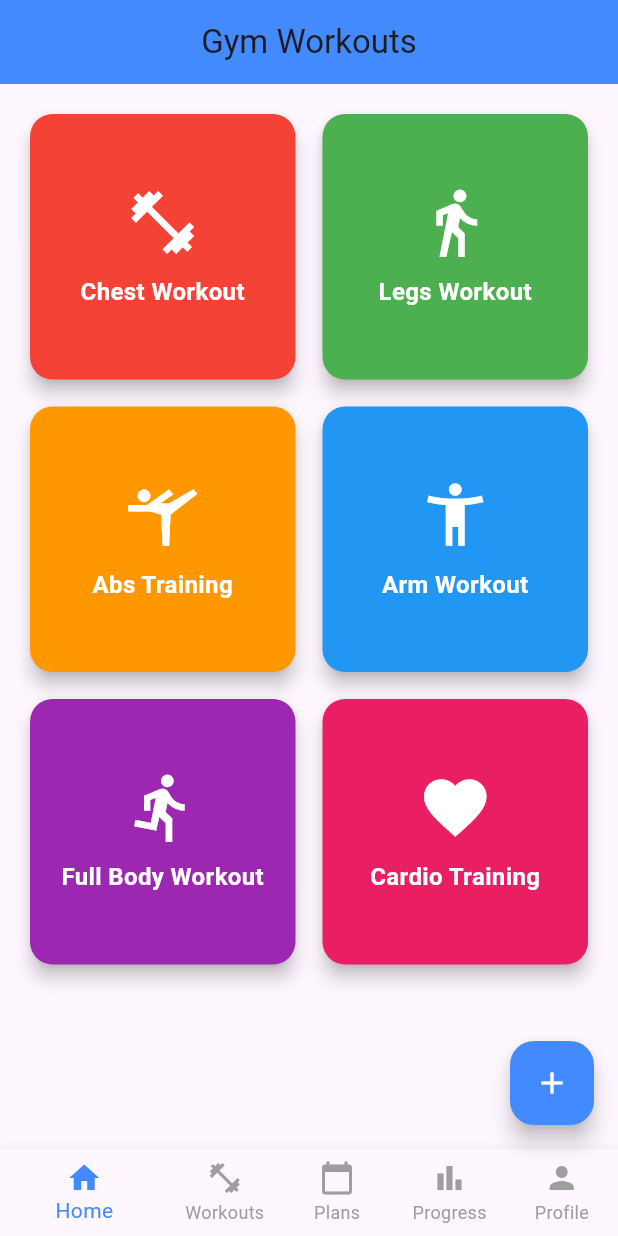
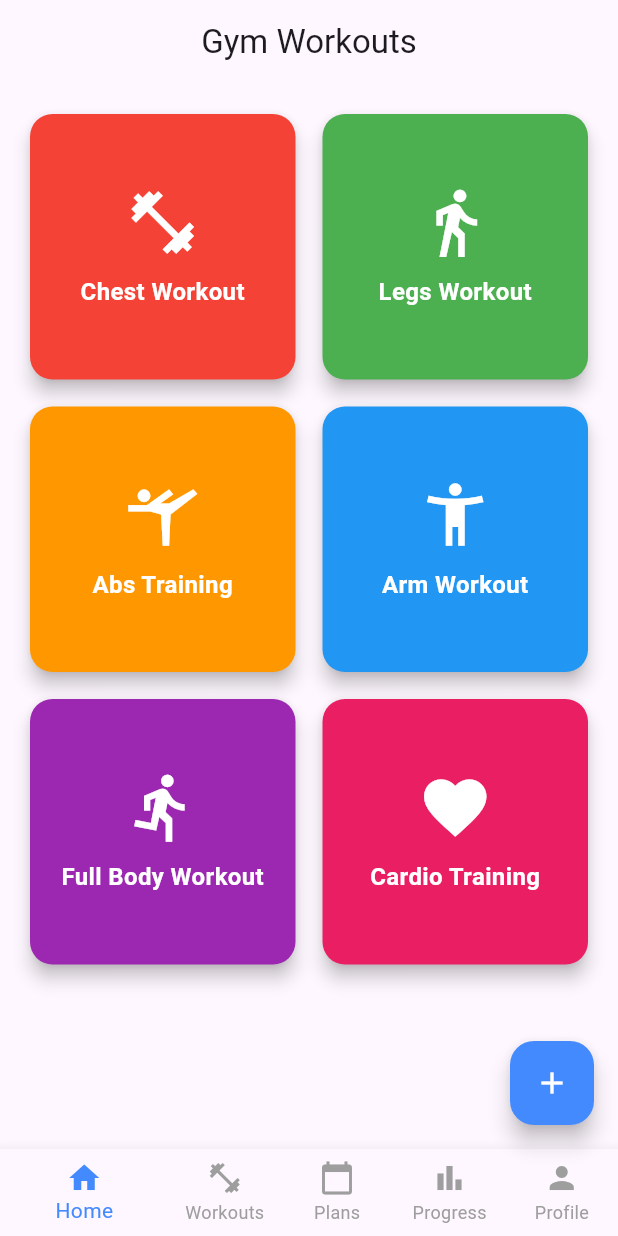
Before and after one commit to MeLiveAkshay/gymAI, a Flutter app: the screen it shows after launch, after a tap on the "add" icon, on a phone screen of 412 x 824 dp. Run offline on Flutter 3.47's test engine with Material 3 defaults, Android fonts, the phone set to English and light mode, and no system bars.

Commit message:
all set formating

```diff
--- a/lib/main.dart
+++ b/lib/main.dart
@@ -14,22 +14,70 @@ class GymApp extends StatelessWidget {
       theme: ThemeData(
         primarySwatch: Colors.blue,
       ),
-      home: const HomeScreen(),
+      home: const MainScreen(),
     );
   }
 }
 
+class MainScreen extends StatefulWidget {
+  const MainScreen({super.key});
+
+  @override
+  _MainScreenState createState() => _MainScreenState();
+}
+
+class _MainScreenState extends State<MainScreen> {
+  int _selectedIndex = 0;
+
+  final List<Widget> _pages = [
+    const HomeScreen(),
+    const WorkoutsScreen(),
+    const PlansScreen(),
+    const ProgressScreen(),
+    const ProfileScreen(),
+  ];
+
+  void _onItemTapped(int index) {
+    setState(() {
+      _selectedIndex = index;
+    });
+  }
+
+  @override
+  Widget build(BuildContext context) {
+    return Scaffold(
+      body: _pages[_selectedIndex],
+      bottomNavigationBar: BottomNavigationBar(
+        currentIndex: _selectedIndex,
+        selectedItemColor: Colors.blueAccent,
+        unselectedItemColor: Colors.grey,
+        showUnselectedLabels: true,
+        onTap: _onItemTapped,
+        items: const [
+          BottomNavigationBarItem(icon: Icon(Icons.home), label: 'Home'),
+          BottomNavigationBarItem(icon: Icon(Icons.fitness_center), label: 'Workouts'),
+          BottomNavigationBarItem(icon: Icon(Icons.calendar_today), label: 'Plans'),
+          BottomNavigationBarItem(icon: Icon(Icons.bar_chart), label: 'Progress'),
+          BottomNavigationBarItem(icon: Icon(Icons.person), label: 'Profile'),
+        ],
+      ),
+     floatingActionButton: FloatingActionButton(
+        onPressed: () {},
+        backgroundColor: Colors.blueAccent,
+        child: const Icon(Icons.add, color: Colors.white),
+      ),
+    );
+  }
+}
+
+// Home Screen
 class HomeScreen extends StatelessWidget {
   const HomeScreen({super.key});
 
   @override
   Widget build(BuildContext context) {
     return Scaffold(
-      appBar: AppBar(
-        title: const Text('Gym Workouts'),
-        centerTitle: true,
-        backgroundColor: Colors.blueAccent,
-      ),
+      appBar: AppBar(title: const Text('Gym Workouts'), centerTitle: true),
       body: Padding(
         padding: const EdgeInsets.all(16.0),
         child: GridView.count(
@@ -45,23 +93,6 @@ class HomeScreen extends StatelessWidget {
             _buildWorkoutCard('Cardio Training', Icons.favorite, Colors.pink),
           ],
         ),
-      ),
-      floatingActionButton: FloatingActionButton(
-        onPressed: () {},
-        backgroundColor: Colors.blueAccent,
-        child: const Icon(Icons.add, color: Colors.white),
-      ),
-      bottomNavigationBar: BottomNavigationBar(
-        selectedItemColor: Colors.blueAccent,
-        unselectedItemColor: Colors.grey,
-        showUnselectedLabels: true,
-        items: const [
-          BottomNavigationBarItem(icon: Icon(Icons.home), label: 'Home'),
-          BottomNavigationBarItem(icon: Icon(Icons.fitness_center), label: 'Workouts'),
-          BottomNavigationBarItem(icon: Icon(Icons.calendar_today), label: 'Plans'),
-          BottomNavigationBarItem(icon: Icon(Icons.bar_chart), label: 'Progress'),
-          BottomNavigationBarItem(icon: Icon(Icons.person), label: 'Profile'),
-        ],
       ),
     );
   }
@@ -86,3 +117,55 @@ class HomeScreen extends StatelessWidget {
     );
   }
 }
+
+// Workouts Screen
+class WorkoutsScreen extends StatelessWidget {
+  const WorkoutsScreen({super.key});
+
+  @override
+  Widget build(BuildContext context) {
+    return Scaffold(
+      appBar: AppBar(title: Text('Workouts')),
+      body: const Center(child: Text('Workouts Screen', style: TextStyle(fontSize: 20))),
+    );
+  }
+}
+
+// Plans Screen
+class PlansScreen extends StatelessWidget {
+  const PlansScreen({super.key});
+
+  @override
+  Widget build(BuildContext context) {
+    return Scaffold(
+      appBar: AppBar(title: Text('Plans')),
+      body: const Center(child: Text('Plans Screen', style: TextStyle(fontSize: 20))),
+    );
+  }
+}
+
+// Progress Screen
+class ProgressScreen extends StatelessWidget {
+  const ProgressScreen({super.key});
+
+  @override
+  Widget build(BuildContext context) {
+    return Scaffold(
+      appBar: AppBar(title: Text('Progress')),
+      body: const Center(child: Text('Progress Screen', style: TextStyle(fontSize: 20))),
+    );
+  }
+}
+
+// Profile Screen
+class ProfileScreen extends StatelessWidget {
+  const ProfileScreen({super.key});
+
+  @override
+  Widget build(BuildContext context) {
+    return Scaffold(
+      appBar: AppBar(title: Text('Profile')),
+      body: const Center(child: Text('Profile Screen', style: TextStyle(fontSize: 20))),
+    );
+  }
+}
```
